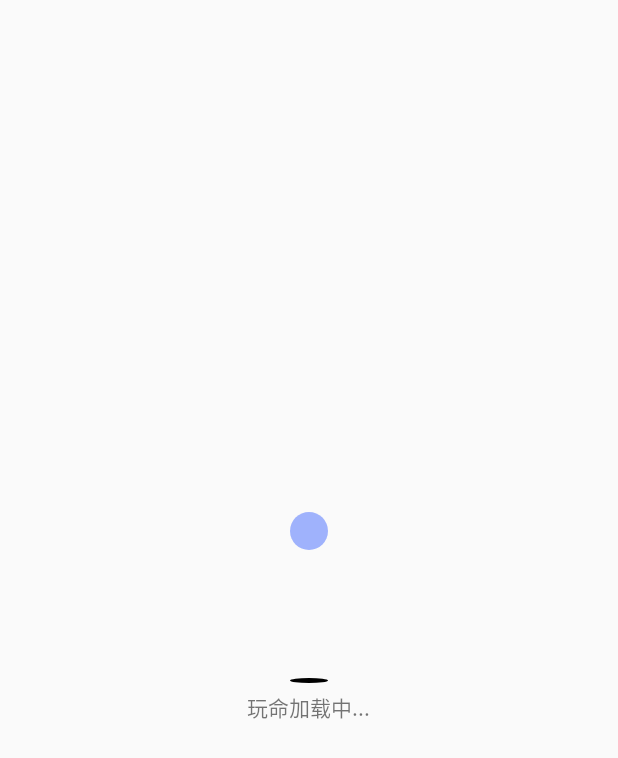
After one commit to 13538659596/View, an Android app: the layout loading_view.xml on its own in the app's theme, with its tools: preview values and no code run, on a phone screen of 412 x 824 dp. The commit adds this screen. Shown: the top 758 px of the screen. Run offline under Robolectric (Android 15) with nearby library versions, the phone set to English and light mode, and no system bars.

Commit message:
属性动画

```diff
--- a/app/src/main/AndroidManifest.xml
+++ b/app/src/main/AndroidManifest.xml
@@ -44,6 +44,8 @@
         </activity>
         <activity android:name=".ListView.RecyclerViewActivity">
         </activity>
+        <activity android:name=".ListView.Animo1Activity">
+        </activity>
     </application>
 
 </manifest>
--- a/app/src/main/java/com/example/view/MainActivity.java
+++ b/app/src/main/java/com/example/view/MainActivity.java
@@ -4,6 +4,7 @@ import android.content.Intent;
 import android.os.Bundle;
 import android.util.Log;
 
+import com.example.view.ListView.Animo1Activity;
 import com.example.view.ListView.BehaviorActivity;
 import com.example.view.ListView.ColorTextActivity;
 import com.example.view.ListView.DragHelpActivity;
@@ -94,7 +95,8 @@ public class MainActivity extends BaseActivity {
     public void recycler() {
         startActivity(new Intent(this, RecyclerViewActivity.class));}
 
-
-
+    @OnClick(R.id.button15)
+    public void animo1() {
+        startActivity(new Intent(this, Animo1Activity.class));}
 
 }
--- /dev/null
+++ b/app/src/main/res/drawable/loading_view.xml
@@ -0,0 +1,7 @@
+<?xml version="1.0" encoding="utf-8"?>
+<shape
+    android:shape="oval"
+    xmlns:android="http://schemas.android.com/apk/res/android">
+   <solid android:color="@color/balck"></solid>
+
+</shape>
--- /dev/null
+++ b/app/src/main/res/layout/loading_view.xml
@@ -0,0 +1,25 @@
+<?xml version="1.0" encoding="utf-8"?>
+<LinearLayout xmlns:android="http://schemas.android.com/apk/res/android"
+    android:layout_width="match_parent"
+    android:layout_height="match_parent"
+    android:gravity="center"
+    android:orientation="vertical" >
+    <com.example.view.customizeTextView.ShapeView
+        android:id="@+id/shape_view"
+        android:layout_width="25dp"
+        android:layout_height="25dp"
+        android:layout_marginBottom="85dp"/>
+
+    <View
+        android:id="@+id/shadow_view"
+        android:background="@drawable/loading_view"
+        android:layout_width="25dp"
+        android:layout_height="3dp"/>
+
+     <TextView
+        android:layout_width="wrap_content"
+        android:layout_height="wrap_content"
+        android:layout_marginTop="5dp"
+        android:text="玩命加载中..."/>
+
+</LinearLayout>
--- a/app/src/main/res/values/colors.xml
+++ b/app/src/main/res/values/colors.xml
@@ -9,4 +9,8 @@
     <color name="endColor">#ffff4081</color>
     <color name="colorWhite">#FFFFFF</color>
     <color name="blue">#303F9F</color>
+    <color name="balck">#000000</color>
+    <color name="triangle">#aa72d572</color>
+    <color name="circle">#aa738ffe</color>
+    <color name="rect">#aae84e40</color>
 </resources>
```
Also changed, not shown: app/src/main/java/com/example/view/animator/Loading.java (added, +151 -0 lines), app/src/main/java/com/example/view/customizeTextView/ShapeView.java (+10 -0 lines), app/src/main/res/layout/activity_main.xml (+9 -0 lines), app/src/main/java/com/example/view/ui/RecyclerViewGrideDecration.java (line endings or trailing spaces).
